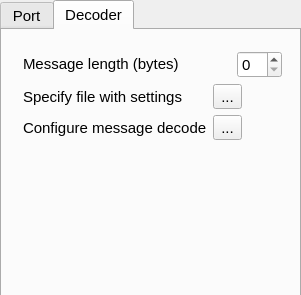
Above: RsReadQt/serialconfig.ui from scphamster/RsReadQt before the change. Below: the same form after it.
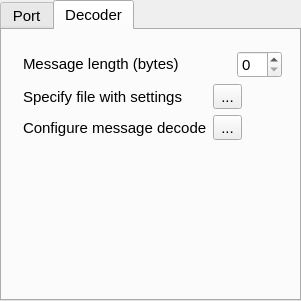
That is the form after the change.

The edit to the form file:
```diff
--- a/RsReadQt/serialconfig.ui
+++ b/RsReadQt/serialconfig.ui
@@ -10,7 +10,7 @@
     <x>0</x>
     <y>0</y>
     <width>301</width>
-    <height>295</height>
+    <height>301</height>
    </rect>
   </property>
   <property name="font">
```
